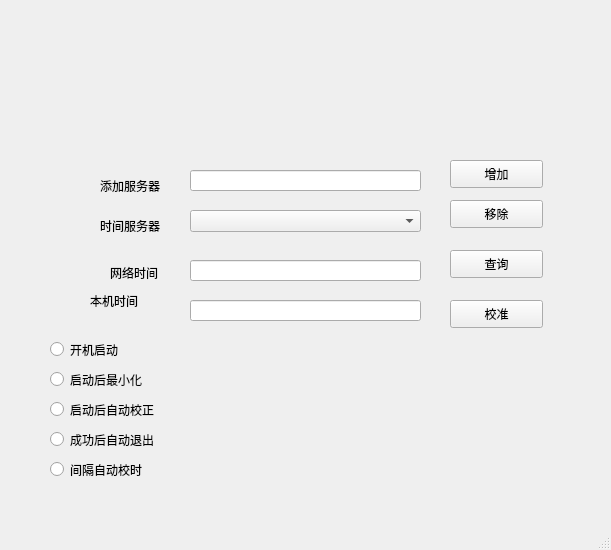
This is mainwindow.ui in yuexiadudiao/ETNetTime as Qt 5 draws it before an edit. The edited form follows.
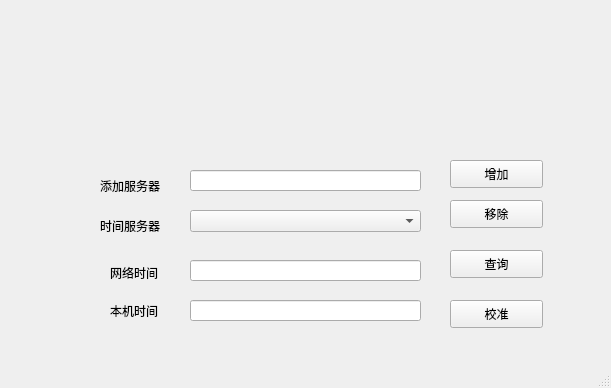
This is the edited form. Icons and pictures are not drawn.

```diff
--- a/mainwindow.ui
+++ b/mainwindow.ui
@@ -10,7 +10,7 @@
     <x>0</x>
     <y>0</y>
     <width>611</width>
-    <height>550</height>
+    <height>388</height>
    </rect>
   </property>
   <property name="mouseTracking">
@@ -143,19 +143,6 @@
      <set>Qt::AlignCenter</set>
     </property>
    </widget>
-   <widget class="QRadioButton" name="radioButton">
-    <property name="geometry">
-     <rect>
-      <x>50</x>
-      <y>340</y>
-      <width>115</width>
-      <height>19</height>
-     </rect>
-    </property>
-    <property name="text">
-     <string>开机启动</string>
-    </property>
-   </widget>
    <widget class="QRadioButton" name="radioButton_2">
     <property name="geometry">
      <rect>
@@ -250,8 +237,8 @@
    <widget class="QLabel" name="label_2">
     <property name="geometry">
      <rect>
-      <x>90</x>
-      <y>280</y>
+      <x>110</x>
+      <y>290</y>
       <width>99</width>
       <height>41</height>
      </rect>
```
